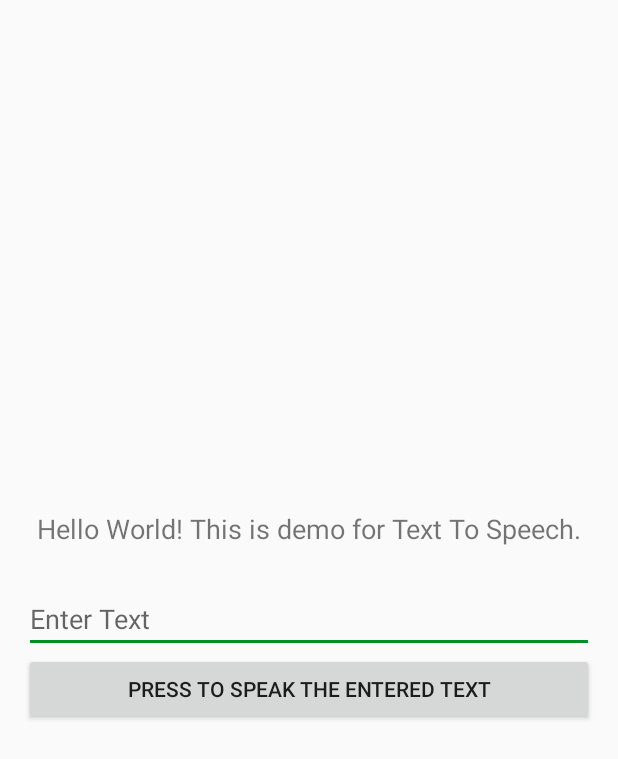
After one commit to Liubomyr17/7MinutesWorkout, an Android app: the layout content_main.xml on its own in the app's theme, with its tools: preview values and no code run, on a phone screen of 412 x 824 dp. The commit adds this screen. Shown: the top 759 px of the screen. Run offline under Robolectric (Android 15) with nearby library versions, the phone set to English and light mode, and no system bars.

Commit message:
Adding Text To Speech To Our App

```diff
--- a/app/src/main/java/com/sevenminuteworkout/MainActivity.kt
+++ b/app/src/main/java/com/sevenminuteworkout/MainActivity.kt
@@ -3,6 +3,7 @@ package com.sevenminuteworkout
 import android.content.Intent
 import android.os.Bundle
 import android.os.CountDownTimer
+import android.speech.tts.TextToSpeech
 import android.widget.Button
 import android.widget.Toast
 import androidx.appcompat.app.AppCompatActivity
@@ -28,7 +29,5 @@ class MainActivity : AppCompatActivity() {
             startActivity(intent)
             //END
         }
-
-
     }
 }
--- /dev/null
+++ b/app/src/main/res/layout/content_main.xml
@@ -0,0 +1,34 @@
+<?xml version="1.0" encoding="utf-8"?>
+<LinearLayout xmlns:android="http://schemas.android.com/apk/res/android"
+    xmlns:app="http://schemas.android.com/apk/res-auto"
+    xmlns:tools="http://schemas.android.com/tools"
+    android:layout_width="match_parent"
+    android:layout_height="match_parent"
+    android:gravity="center"
+    android:orientation="vertical"
+    android:padding="16dp"
+    app:layout_behavior="@string/appbar_scrolling_view_behavior"
+    tools:context=".MainActivity"
+    tools:showIn="@layout/activity_main">
+
+    <TextView
+        android:layout_width="wrap_content"
+        android:layout_height="wrap_content"
+        android:text="Hello World! This is demo for Text To Speech."
+        android:textSize="18sp" />
+
+    <EditText
+        android:id="@+id/etEnteredText"
+        android:layout_width="match_parent"
+        android:layout_height="wrap_content"
+        android:layout_marginTop="25dp"
+        android:hint="Enter Text" />
+
+    <Button
+        android:id="@+id/btnSpeak"
+        android:layout_width="match_parent"
+        android:layout_height="wrap_content"
+        android:text="Press to Speak the Entered Text" />
+
+
+</LinearLayout>
```
Also changed, not shown: app/src/main/java/com/sevenminuteworkout/ExerciseActivity.kt (+36 -3 lines), 62 other files.
